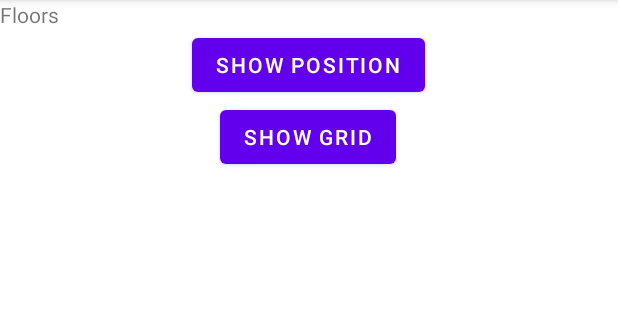
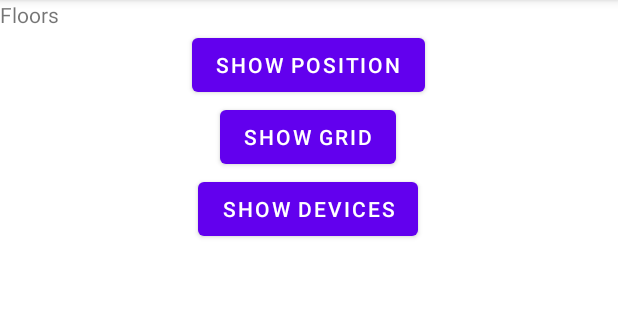
Before and after one commit to JCUKI/Shelly-Christmas-Challenge, an Android app: the screen it shows after launch (MainActivity), on a phone screen of 412 x 824 dp, the part 84-404 px from its top. Run offline under Robolectric (Android 15) with nearby library versions, the phone set to English and light mode, and no system bars; libraries missing offline, so code that uses them is left out: com.j256.ormlite, info.mqtt.android, mil.nga.geopackage, mil.nga.sf, org.eclipse.paho; plain views replace TouchImageView; 12 statements that could not run were skipped.

Commit message:
+Add button to show devices currently detected

```diff
--- a/Indoor_positioning_app/app/src/main/res/layout/activity_main.xml
+++ b/Indoor_positioning_app/app/src/main/res/layout/activity_main.xml
@@ -61,5 +61,18 @@
                 android:id="@+id/showGridButton"
                 ></Button>
         </TableRow>
+        <TableRow
+            android:layout_width="wrap_content"
+            android:layout_height="wrap_content"
+            android:layout_gravity="center"
+            android:gravity="center_horizontal|center_vertical">
+            <Button
+                android:layout_width="wrap_content"
+                android:layout_height="wrap_content"
+                android:layout_gravity="center|center_horizontal"
+                android:text="Show devices"
+                android:id="@+id/showDevicesButton"
+                ></Button>
+        </TableRow>
     </TableLayout>
 </androidx.constraintlayout.widget.ConstraintLayout>
```
